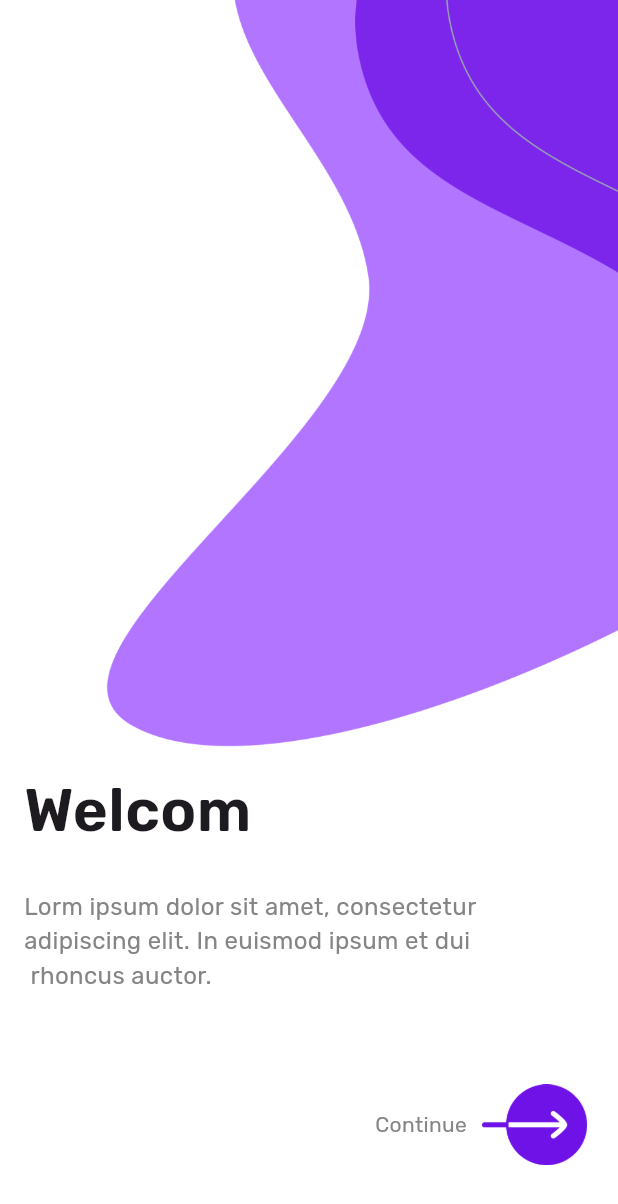
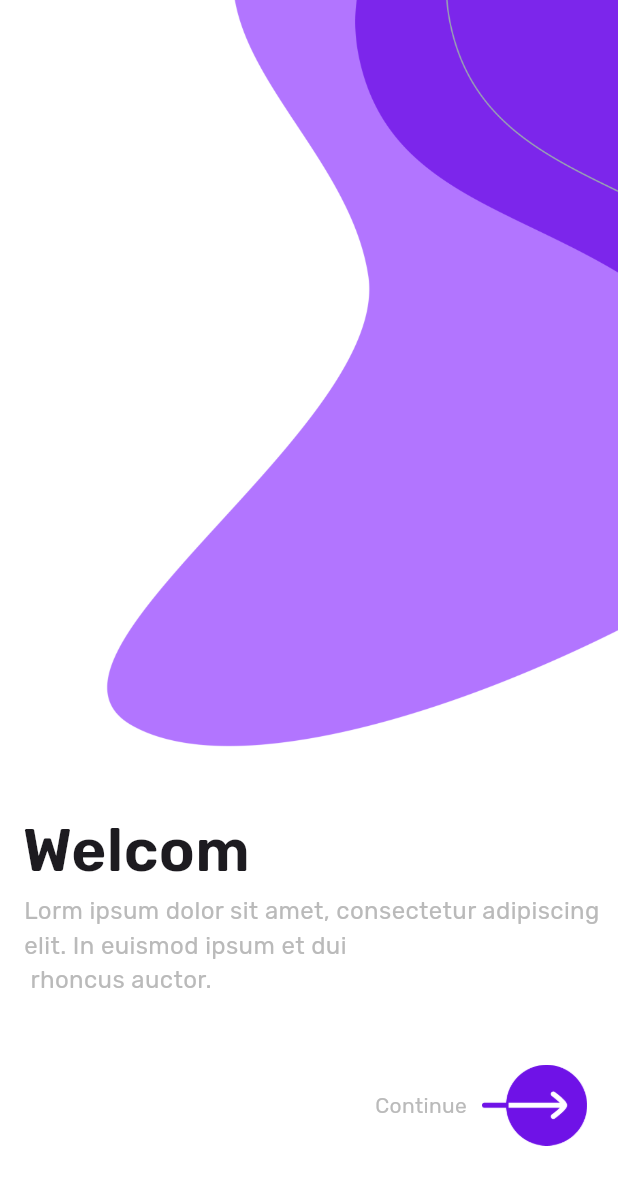
Before and after one commit to AbuAlwah/flutter-login-ui, a Flutter app: the Welcom screen opened directly, on a phone screen of 412 x 824 dp. Shown: the top 1204 px of the screen. Run offline on Flutter 3.47's test engine with Material 3 defaults, Android fonts, the phone set to English and light mode, and no system bars; our stand-ins replace google_fonts.

Commit message:
Refactor Signin and Welcom screens with improved UI elements and layout adjustments

```diff
--- a/lib/Screens/welcom.dart
+++ b/lib/Screens/welcom.dart
@@ -18,7 +18,7 @@
             child: Image.asset('assets/BG2.png', width: 350),
           ),
           Padding(
-            padding: const EdgeInsets.symmetric(horizontal: 16, vertical: 8),
+            padding: const EdgeInsets.only(left: 15, top: 35),
             child: Text(
               "Welcom",
               style: GoogleFonts.rubik(
@@ -27,7 +27,7 @@
             ),
           ),
           Padding(
-            padding: const EdgeInsets.all(16),
+            padding: const EdgeInsets.only(left: 16),
 
             child: Text(
               'Lorm ipsum dolor sit amet, consectetur adipiscing elit. In euismod ipsum et dui\n rhoncus auctor.',
@@ -35,7 +35,7 @@
                 textStyle: TextStyle(
                   fontSize: 16,
                   fontWeight: FontWeight.w400,
-                  color: const Color.fromARGB(255, 132, 133, 134),
+                  color: const Color.fromARGB(255, 186, 186, 186),
                 ),
               ),
             ),
@@ -57,7 +57,7 @@
                     "Continue",
                     style: GoogleFonts.rubik(
                       textStyle: TextStyle(
-                        color: const Color.fromARGB(255, 132, 133, 134),
+                        color: const Color.fromARGB(255, 186, 186, 186),
                       ),
                     ),
                   ),
--- a/lib/main.dart
+++ b/lib/main.dart
@@ -1,4 +1,5 @@
 import 'package:flutter/material.dart';
+import 'package:simple_login_app/Screens/signin.dart';
 import 'package:simple_login_app/Screens/welcom.dart';
 
 void main() {
@@ -13,7 +14,7 @@
   Widget build(BuildContext context) {
     return MaterialApp(
       debugShowCheckedModeBanner: false,
-      home: Welcom(),
+      home: Signin(),
     );
   }
 }
```
Also changed, not shown: lib/Screens/signin.dart (+29 -1 lines), assets/singleCircle.png (added).
